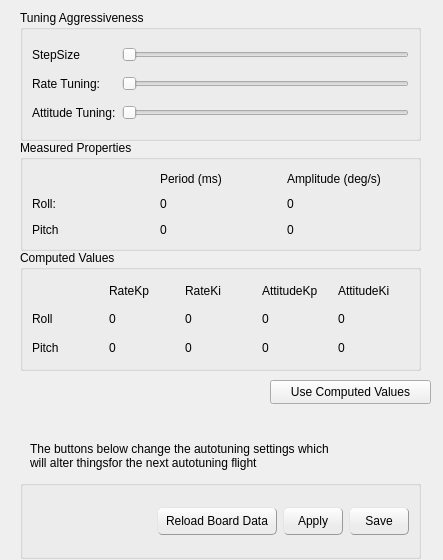
Old version of the form ground/openpilotgcs/src/plugins/config/autotune.ui in the repository openpilot/OpenPilot.
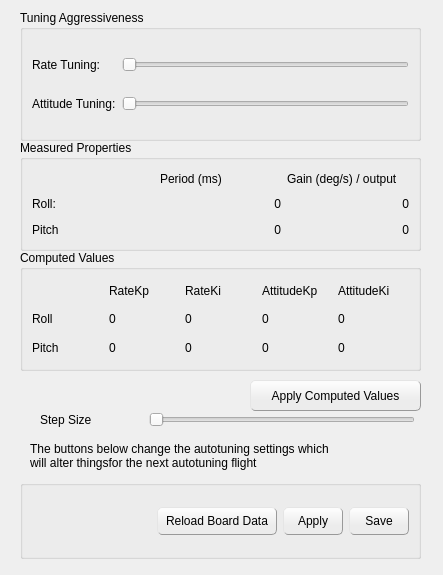
New version of the form.

Commit message: Make the autotune UI allow recomputing the values based on the measured system properties.

```diff
--- a/ground/openpilotgcs/src/plugins/config/autotune.ui
+++ b/ground/openpilotgcs/src/plugins/config/autotune.ui
@@ -7,7 +7,7 @@
     <x>0</x>
     <y>0</y>
     <width>443</width>
-    <height>560</height>
+    <height>575</height>
    </rect>
   </property>
   <property name="windowTitle">
@@ -26,37 +26,43 @@
     <string>Tuning Aggressiveness</string>
    </property>
    <layout class="QGridLayout" name="gridLayout_2">
-    <item row="1" column="0">
+    <item row="0" column="0">
      <widget class="QLabel" name="label">
       <property name="text">
        <string>Rate Tuning:</string>
       </property>
      </widget>
     </item>
-    <item row="1" column="1">
-     <widget class="QSlider" name="rateTuning">
-      <property name="orientation">
-       <enum>Qt::Horizontal</enum>
-      </property>
-      <property name="objrelation" stdset="0">
-       <stringlist>
-        <string>obj1name:RelayTuningSettings</string>
-        <string>fieldname:RateGain</string>
-        <string>scale:0.01</string>
-        <string>haslimits:yes</string>
-       </stringlist>
-      </property>
-     </widget>
-    </item>
-    <item row="2" column="0">
+    <item row="1" column="0">
      <widget class="QLabel" name="label_2">
       <property name="text">
        <string>Attitude Tuning:</string>
       </property>
      </widget>
     </item>
-    <item row="2" column="1">
+    <item row="0" column="1">
+     <widget class="QSlider" name="rateTuning">
+      <property name="maximum">
+       <number>100</number>
+      </property>
+      <property name="orientation">
+       <enum>Qt::Horizontal</enum>
+      </property>
+      <property name="objrelation" stdset="0">
+       <stringlist>
+        <string>objname:RelayTuningSettings</string>
+        <string>fieldname:RateGain</string>
+        <string>scale:0.01</string>
+        <string>haslimits:no</string>
+       </stringlist>
+      </property>
+     </widget>
+    </item>
+    <item row="1" column="1">
      <widget class="QSlider" name="attitudeTuning">
+      <property name="maximum">
+       <number>100</number>
+      </property>
       <property name="orientation">
        <enum>Qt::Horizontal</enum>
       </property>
@@ -64,28 +70,6 @@
        <stringlist>
         <string>obj1name:RelayTuningSettings</string>
         <string>fieldname:AttitudeGain</string>
-        <string>elemescale:0.01</string>
-        <string>haslimits:yes</string>
-       </stringlist>
-      </property>
-     </widget>
-    </item>
-    <item row="0" column="0">
-     <widget class="QLabel" name="label_21">
-      <property name="text">
-       <string>StepSize</string>
-      </property>
-     </widget>
-    </item>
-    <item row="0" column="1">
-     <widget class="QSlider" name="stepSizeSlider">
-      <property name="orientation">
-       <enum>Qt::Horizontal</enum>
-      </property>
-      <property name="objrelation" stdset="0">
-       <stringlist>
-        <string>obj1name:RelatyTuningSettings</string>
-        <string>fieldname:Amplitude</string>
         <string>scale:0.01</string>
         <string>haslimits:yes</string>
        </stringlist>
@@ -232,6 +216,16 @@
       <property name="text">
        <string>0</string>
       </property>
+      <property name="alignment">
+       <set>Qt::AlignRight|Qt::AlignTrailing|Qt::AlignVCenter</set>
+      </property>
+      <property name="objrelation" stdset="0">
+       <stringlist>
+        <string>objname:RelayTuning</string>
+        <string>fieldname:Period</string>
+        <string>element:Roll</string>
+       </stringlist>
+      </property>
      </widget>
     </item>
     <item row="1" column="2">
@@ -239,6 +233,16 @@
       <property name="text">
        <string>0</string>
       </property>
+      <property name="alignment">
+       <set>Qt::AlignRight|Qt::AlignTrailing|Qt::AlignVCenter</set>
+      </property>
+      <property name="objrelation" stdset="0">
+       <stringlist>
+        <string>objname:RelayTuning</string>
+        <string>fieldname:Gain</string>
+        <string>element:Roll</string>
+       </stringlist>
+      </property>
      </widget>
     </item>
     <item row="0" column="1">
@@ -251,7 +255,7 @@
     <item row="0" column="2">
      <widget class="QLabel" name="label_7">
       <property name="text">
-       <string>Amplitude (deg/s)</string>
+       <string>Gain (deg/s) / output</string>
       </property>
      </widget>
     </item>
@@ -267,6 +271,16 @@
       <property name="text">
        <string>0</string>
       </property>
+      <property name="alignment">
+       <set>Qt::AlignRight|Qt::AlignTrailing|Qt::AlignVCenter</set>
+      </property>
+      <property name="objrelation" stdset="0">
+       <stringlist>
+        <string>objname:RelayTuning</string>
+        <string>fieldname:Period</string>
+        <string>element:Pitch</string>
+       </stringlist>
+      </property>
      </widget>
     </item>
     <item row="2" column="2">
@@ -274,6 +288,16 @@
       <property name="text">
        <string>0</string>
       </property>
+      <property name="alignment">
+       <set>Qt::AlignRight|Qt::AlignTrailing|Qt::AlignVCenter</set>
+      </property>
+      <property name="objrelation" stdset="0">
+       <stringlist>
+        <string>objname:RelayTuning</string>
+        <string>fieldname:Gain</string>
+        <string>element:Pitch</string>
+       </stringlist>
+      </property>
      </widget>
     </item>
    </layout>
@@ -989,14 +1013,69 @@
   <widget class="QPushButton" name="useComputedValues">
    <property name="geometry">
     <rect>
-     <x>270</x>
+     <x>250</x>
      <y>380</y>
-     <width>161</width>
-     <height>24</height>
+     <width>171</width>
+     <height>31</height>
     </rect>
    </property>
+   <property name="styleSheet">
+    <string notr="true">QPushButton {
+border: 1px outset #999;
+border-radius: 5;
+background-color: qlineargradient(spread:pad, x1:0.507, y1:0.869318, x2:0.507, y2:0.0965909, stop:0.28 rgba(236, 236, 236, 255), stop:1 rgba(252, 252, 252, 255));
+}
+
+QPushButton:pressed {
+
+    border-style: inset;
+	background-color: qlineargradient(spread:pad, x1:0.502, y1:0.664864, x2:0.502, y2:0.034, stop:0.358209 rgba(250, 250, 250, 255), stop:0.626866 rgba(235, 235, 235, 255));
+
+}
+
+
+QPushButton:hover  {
+	border: 1px outset #999;	
+border-color: rgb(83, 83, 83);
+border-radius: 4;
+	}</string>
+   </property>
    <property name="text">
-    <string>Use Computed Values</string>
+    <string>Apply Computed Values</string>
+   </property>
+  </widget>
+  <widget class="QLabel" name="label_21">
+   <property name="geometry">
+    <rect>
+     <x>40</x>
+     <y>410</y>
+     <width>104</width>
+     <height>20</height>
+    </rect>
+   </property>
+   <property name="text">
+    <string>Step Size</string>
+   </property>
+  </widget>
+  <widget class="QSlider" name="stepSizeSlider">
+   <property name="geometry">
+    <rect>
+     <x>149</x>
+     <y>410</y>
+     <width>266</width>
+     <height>20</height>
+    </rect>
+   </property>
+   <property name="orientation">
+    <enum>Qt::Horizontal</enum>
+   </property>
+   <property name="objrelation" stdset="0">
+    <stringlist>
+     <string>objname:RelayTuningSettings</string>
+     <string>fieldname:Amplitude</string>
+     <string>scale:0.01</string>
+     <string>haslimits:no</string>
+    </stringlist>
    </property>
   </widget>
  </widget>
```
Left out of the diff: 8 changed lines with no effect on the pictures. The commit also changes 2 other files.
